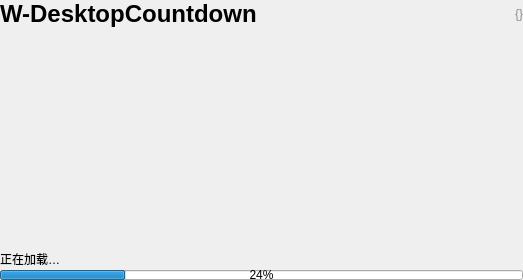
HelloWRC/W-DesktopCountdown, file UISource/splash.ui: the form before one commit.
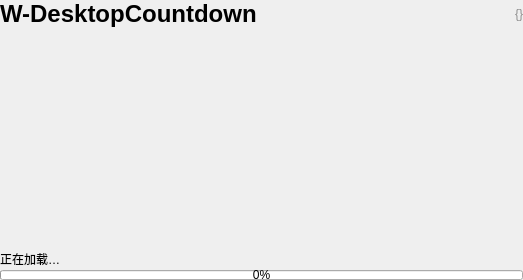
The form after the commit. Icons and pictures are not drawn.

The edit to the form file:
```diff
--- a/UISource/splash.ui
+++ b/UISource/splash.ui
@@ -102,7 +102,7 @@
       </size>
      </property>
      <property name="value">
-      <number>24</number>
+      <number>0</number>
      </property>
     </widget>
    </item>
```
